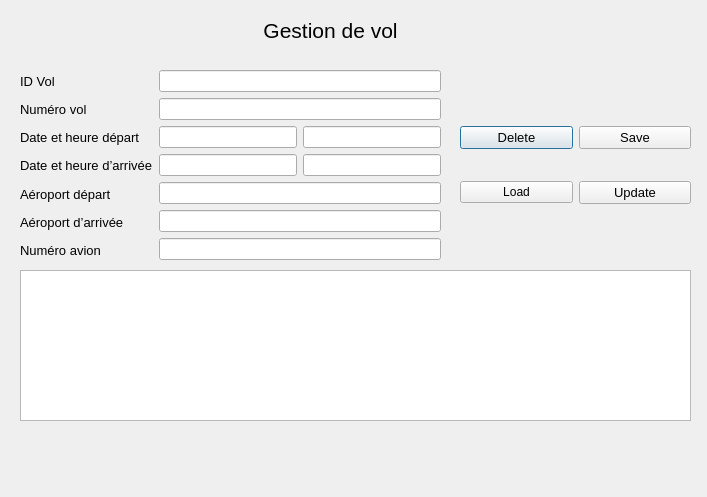
Before: the Qt Designer form C++/MP_V6/Application de gestion de réservation du vol/gestionvol_dialog.ui in sabri97/ShareWorks, drawn with Qt 5.
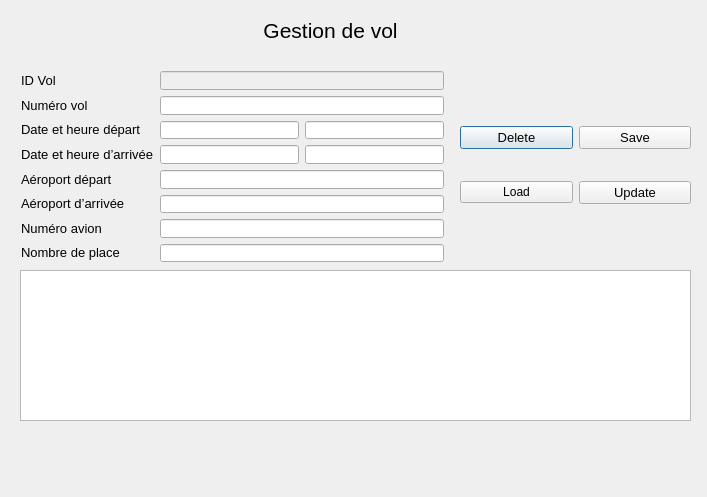
After: the same form once the commit is applied. Icons and pictures are not drawn.

```diff
--- a/C++/MP_V6/Application de gestion de réservation du vol/gestionvol_dialog.ui
+++ b/C++/MP_V6/Application de gestion de réservation du vol/gestionvol_dialog.ui
@@ -13,160 +13,6 @@
   <property name="windowTitle">
    <string>Dialog</string>
   </property>
-  <widget class="QWidget" name="layoutWidget">
-   <property name="geometry">
-    <rect>
-     <x>20</x>
-     <y>70</y>
-     <width>421</width>
-     <height>191</height>
-    </rect>
-   </property>
-   <layout class="QHBoxLayout" name="horizontalLayout_3">
-    <item>
-     <layout class="QVBoxLayout" name="verticalLayout_2">
-      <item>
-       <widget class="QLabel" name="label_9">
-        <property name="font">
-         <font>
-          <family>Segoe UI</family>
-          <pointsize>10</pointsize>
-         </font>
-        </property>
-        <property name="text">
-         <string>ID Vol</string>
-        </property>
-       </widget>
-      </item>
-      <item>
-       <widget class="QLabel" name="label_3">
-        <property name="font">
-         <font>
-          <family>Segoe UI</family>
-          <pointsize>10</pointsize>
-         </font>
-        </property>
-        <property name="text">
-         <string>Numéro vol                 </string>
-        </property>
-       </widget>
-      </item>
-      <item>
-       <widget class="QLabel" name="label_4">
-        <property name="font">
-         <font>
-          <family>Segoe UI</family>
-          <pointsize>10</pointsize>
-         </font>
-        </property>
-        <property name="text">
-         <string>Date et heure départ   </string>
-        </property>
-       </widget>
-      </item>
-      <item>
-       <widget class="QLabel" name="label_5">
-        <property name="font">
-         <font>
-          <family>Segoe UI</family>
-          <pointsize>10</pointsize>
-         </font>
-        </property>
-        <property name="text">
-         <string>Date et heure d’arrivée</string>
-        </property>
-       </widget>
-      </item>
-      <item>
-       <widget class="QLabel" name="label_6">
-        <property name="font">
-         <font>
-          <family>Segoe UI</family>
-          <pointsize>10</pointsize>
-         </font>
-        </property>
-        <property name="text">
-         <string>Aéroport départ          </string>
-        </property>
-       </widget>
-      </item>
-      <item>
-       <widget class="QLabel" name="label_7">
-        <property name="font">
-         <font>
-          <family>Segoe UI</family>
-          <pointsize>10</pointsize>
-         </font>
-        </property>
-        <property name="text">
-         <string>Aéroport d’arrivée       </string>
-        </property>
-       </widget>
-      </item>
-      <item>
-       <widget class="QLabel" name="label_8">
-        <property name="font">
-         <font>
-          <family>Segoe UI</family>
-          <pointsize>10</pointsize>
-         </font>
-        </property>
-        <property name="text">
-         <string>Numéro avion            </string>
-        </property>
-       </widget>
-      </item>
-     </layout>
-    </item>
-    <item>
-     <layout class="QVBoxLayout" name="verticalLayout_3">
-      <item>
-       <widget class="QLineEdit" name="txt_idVol">
-        <property name="readOnly">
-         <bool>true</bool>
-        </property>
-       </widget>
-      </item>
-      <item>
-       <widget class="QLineEdit" name="txt_numVol"/>
-      </item>
-      <item>
-       <layout class="QHBoxLayout" name="horizontalLayout_4">
-        <item>
-         <widget class="QLineEdit" name="txt_dateDepart"/>
-        </item>
-        <item>
-         <widget class="QLineEdit" name="txt_heureDepart"/>
-        </item>
-       </layout>
-      </item>
-      <item>
-       <layout class="QHBoxLayout" name="horizontalLayout_6">
-        <item>
-         <widget class="QLineEdit" name="txt_dateArrivee"/>
-        </item>
-        <item>
-         <widget class="QLineEdit" name="txt_heureArrivee"/>
-        </item>
-       </layout>
-      </item>
-      <item>
-       <widget class="QLineEdit" name="txt_aeroportDepart">
-        <property name="text">
-         <string/>
-        </property>
-       </widget>
-      </item>
-      <item>
-       <widget class="QLineEdit" name="txt_aeroportArrivee"/>
-      </item>
-      <item>
-       <widget class="QLineEdit" name="txt_numAvion"/>
-      </item>
-     </layout>
-    </item>
-   </layout>
-  </widget>
   <widget class="QTableView" name="tableView">
    <property name="geometry">
     <rect>
@@ -308,6 +154,179 @@
     <set>Qt::AlignCenter</set>
    </property>
   </widget>
+  <widget class="QWidget" name="">
+   <property name="geometry">
+    <rect>
+     <x>21</x>
+     <y>71</y>
+     <width>423</width>
+     <height>191</height>
+    </rect>
+   </property>
+   <layout class="QHBoxLayout" name="horizontalLayout">
+    <item>
+     <layout class="QVBoxLayout" name="verticalLayout_2">
+      <item>
+       <widget class="QLabel" name="label_9">
+        <property name="font">
+         <font>
+          <family>Segoe UI</family>
+          <pointsize>10</pointsize>
+         </font>
+        </property>
+        <property name="text">
+         <string>ID Vol</string>
+        </property>
+       </widget>
+      </item>
+      <item>
+       <widget class="QLabel" name="label_3">
+        <property name="font">
+         <font>
+          <family>Segoe UI</family>
+          <pointsize>10</pointsize>
+         </font>
+        </property>
+        <property name="text">
+         <string>Numéro vol                 </string>
+        </property>
+       </widget>
+      </item>
+      <item>
+       <widget class="QLabel" name="label_4">
+        <property name="font">
+         <font>
+          <family>Segoe UI</family>
+          <pointsize>10</pointsize>
+         </font>
+        </property>
+        <property name="text">
+         <string>Date et heure départ   </string>
+        </property>
+       </widget>
+      </item>
+      <item>
+       <widget class="QLabel" name="label_5">
+        <property name="font">
+         <font>
+          <family>Segoe UI</family>
+          <pointsize>10</pointsize>
+         </font>
+        </property>
+        <property name="text">
+         <string>Date et heure d’arrivée</string>
+        </property>
+       </widget>
+      </item>
+      <item>
+       <widget class="QLabel" name="label_6">
+        <property name="font">
+         <font>
+          <family>Segoe UI</family>
+          <pointsize>10</pointsize>
+         </font>
+        </property>
+        <property name="text">
+         <string>Aéroport départ          </string>
+        </property>
+       </widget>
+      </item>
+      <item>
+       <widget class="QLabel" name="label_7">
+        <property name="font">
+         <font>
+          <family>Segoe UI</family>
+          <pointsize>10</pointsize>
+         </font>
+        </property>
+        <property name="text">
+         <string>Aéroport d’arrivée       </string>
+        </property>
+       </widget>
+      </item>
+      <item>
+       <widget class="QLabel" name="label_8">
+        <property name="font">
+         <font>
+          <family>Segoe UI</family>
+          <pointsize>10</pointsize>
+         </font>
+        </property>
+        <property name="text">
+         <string>Numéro avion            </string>
+        </property>
+       </widget>
+      </item>
+      <item>
+       <widget class="QLabel" name="label_10">
+        <property name="font">
+         <font>
+          <family>Segoe UI</family>
+          <pointsize>10</pointsize>
+         </font>
+        </property>
+        <property name="text">
+         <string>Nombre de place</string>
+        </property>
+       </widget>
+      </item>
+     </layout>
+    </item>
+    <item>
+     <layout class="QVBoxLayout" name="verticalLayout_3">
+      <item>
+       <widget class="QLineEdit" name="txt_idVol">
+        <property name="enabled">
+         <bool>false</bool>
+        </property>
+        <property name="readOnly">
+         <bool>true</bool>
+        </property>
+       </widget>
+      </item>
+      <item>
+       <widget class="QLineEdit" name="txt_numVol"/>
+      </item>
+      <item>
+       <layout class="QHBoxLayout" name="horizontalLayout_4">
+        <item>
+         <widget class="QLineEdit" name="txt_dateDepart"/>
+        </item>
+        <item>
+         <widget class="QLineEdit" name="txt_heureDepart"/>
+        </item>
+       </layout>
+      </item>
+      <item>
+       <layout class="QHBoxLayout" name="horizontalLayout_6">
+        <item>
+         <widget class="QLineEdit" name="txt_dateArrivee"/>
+        </item>
+        <item>
+         <widget class="QLineEdit" name="txt_heureArrivee"/>
+        </item>
+       </layout>
+      </item>
+      <item>
+       <widget class="QLineEdit" name="txt_aeroportDepart">
+        <property name="text">
+         <string/>
+        </property>
+       </widget>
+      </item>
+      <item>
+       <widget class="QLineEdit" name="txt_aeroportArrivee"/>
+      </item>
+      <item>
+       <widget class="QLineEdit" name="txt_numAvion"/>
+      </item>
+      <item>
+       <widget class="QLineEdit" name="txt_nombrePlace"/>
+      </item>
+     </layout>
+    </item>
+   </layout>
+  </widget>
  </widget>
  <resources/>
  <connections/>
```
